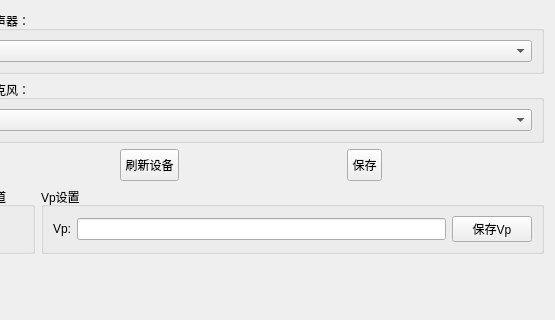
The window that resources/ui/select_device.ui (zhouyichen01/HoleMembraneTestV2) describes before a commit, drawn with Qt 5; both pictures show x 645 to 1200 and y 0 to 320 of the 1200 by 600 pixel window.
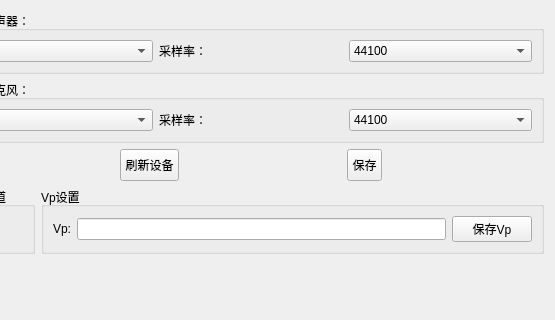
The same window after the commit.

Commit message: 采样率 移到选择配置界面

```diff
--- a/resources/ui/select_device.ui
+++ b/resources/ui/select_device.ui
@@ -51,6 +51,27 @@
           </property>
          </widget>
         </item>
+        <item>
+         <widget class="QLabel" name="output_sample_rate_label">
+          <property name="text">
+           <string>采样率：</string>
+          </property>
+         </widget>
+        </item>
+        <item>
+         <widget class="QComboBox" name="output_sample_rate_combo">
+          <item>
+           <property name="text">
+            <string>44100</string>
+           </property>
+          </item>
+          <item>
+           <property name="text">
+            <string>48000</string>
+           </property>
+          </item>
+         </widget>
+        </item>
        </layout>
       </widget>
      </item>
@@ -70,6 +91,27 @@
           </property>
          </widget>
         </item>
+        <item>
+         <widget class="QLabel" name="input_sample_rate_label">
+          <property name="text">
+           <string>采样率：</string>
+          </property>
+         </widget>
+        </item>
+        <item>
+         <widget class="QComboBox" name="input_sample_rate_combo">
+          <item>
+           <property name="text">
+            <string>44100</string>
+           </property>
+          </item>
+          <item>
+           <property name="text">
+            <string>48000</string>
+           </property>
+          </item>
+         </widget>
+        </item>
        </layout>
       </widget>
      </item>
```
The commit also changes 13 other files.
